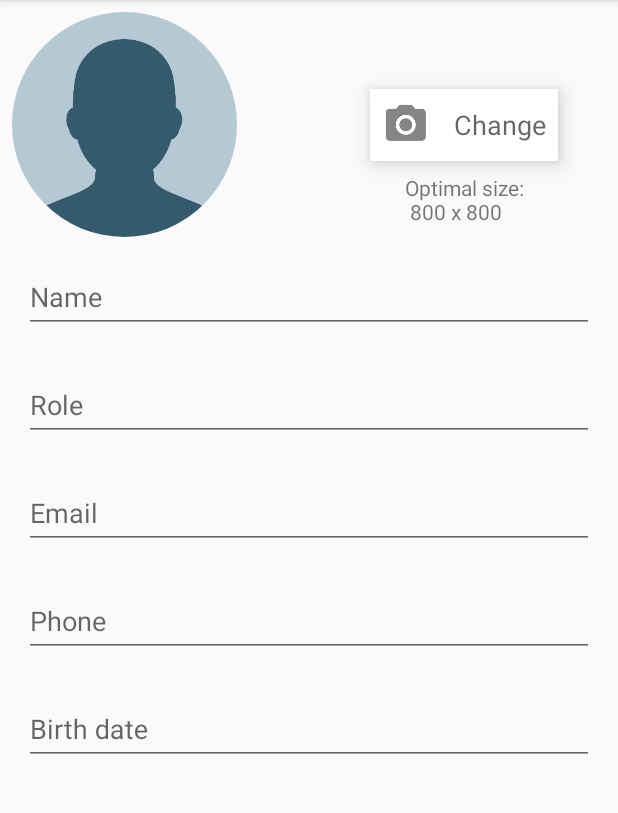
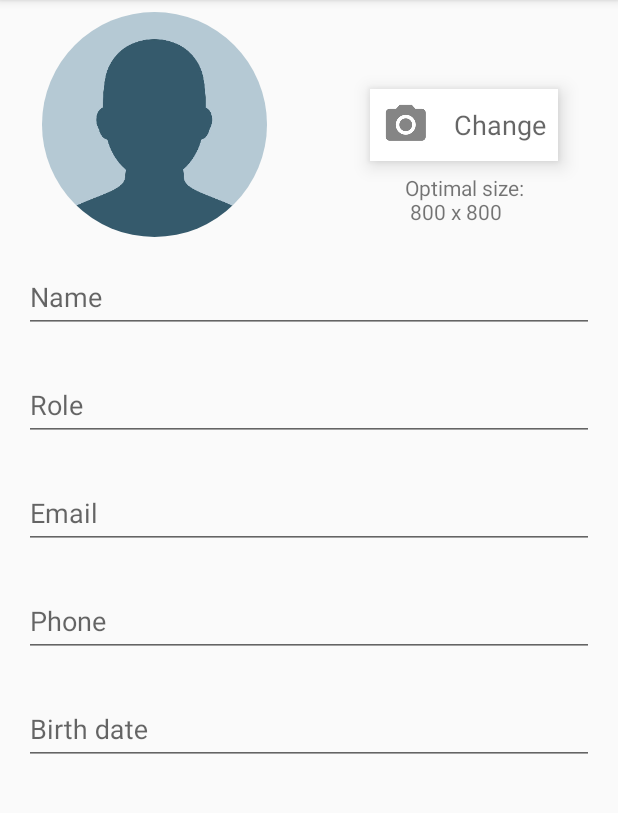
Before and after one commit to pedrofelipemm/Android-Developer-Nanodegree-Capstone-Project-Skill-Manager, an Android app: the EditCollaboratorActivity screen opened directly, with no data from a screen before it, on a phone screen of 412 x 824 dp, the part 84-897 px from its top. Run offline under Robolectric (Android 15) with nearby library versions, the phone set to English and light mode, and no system bars; our stand-ins replace ButterKnife, Firebase (no records; nobody signed in at launch, a user with empty details on screens opened directly); libraries missing offline, so code that uses them is left out: com.codetroopers.betterpickers.

```diff
--- a/app/src/main/java/study/pmoreira/skillmanager/model/Collaborator.java
+++ b/app/src/main/java/study/pmoreira/skillmanager/model/Collaborator.java
@@ -30,9 +30,7 @@ public class Collaborator extends Model implements Parcelable {
 
     private List<Skill> skills = new ArrayList<>();
 
-    @SuppressWarnings("unused")
-    public Collaborator() {
-    }
+    public Collaborator() {}
 
     public Collaborator(String name, long birthDate, String role, String email, String phone, String pictureUrl) {
         this.name = name;
--- a/app/src/main/java/study/pmoreira/skillmanager/model/Skill.java
+++ b/app/src/main/java/study/pmoreira/skillmanager/model/Skill.java
@@ -15,9 +15,7 @@ public class Skill extends Model implements Parcelable {
     private String learnMoreUrl;
     private String pictureUrl;
 
-    @SuppressWarnings("unused")
-    public Skill() {
-    }
+    public Skill() {}
 
     public Skill(String name, String description, String learnMoreUrl, String pictureUrl) {
         this.name = name;
--- a/app/src/main/java/study/pmoreira/skillmanager/utils/DateUtils.java
+++ b/app/src/main/java/study/pmoreira/skillmanager/utils/DateUtils.java
@@ -15,6 +15,10 @@ public class DateUtils {
     public static String format(int dayOfMonth, int monthOfYear, int year) {
         return new SimpleDateFormat(DEFAULT_DATE_PATTERN, Locale.US)
                 .format(newCalendar(dayOfMonth, monthOfYear, year).getTime());
+    }
+
+    public static String format(Date date) {
+        return new SimpleDateFormat(DEFAULT_DATE_PATTERN, Locale.US).format(date);
     }
 
     /**
--- a/app/src/main/res/layout-land/activity_collaborator.xml
+++ b/app/src/main/res/layout-land/activity_collaborator.xml
@@ -14,7 +14,7 @@
         android:orientation="vertical"
         app:layout_constraintGuide_percent="0.4"/>
 
-    <study.pmoreira.skillmanager.ui.customview.RoundedImageView
+    <ImageView
         android:id="@+id/collab_pic_imageview"
         android:layout_width="0dp"
         android:layout_height="0dp"
--- a/app/src/main/res/layout/activity_collaborator.xml
+++ b/app/src/main/res/layout/activity_collaborator.xml
@@ -27,7 +27,6 @@
                     android:id="@+id/collab_pic_imageview"
                     android:layout_width="@dimen/collaborator_pic_dimen"
                     android:layout_height="@dimen/collaborator_pic_dimen"
-                    android:scaleType="centerCrop"
                     app:layout_constraintBottom_toBottomOf="parent"
                     app:layout_constraintLeft_toLeftOf="parent"
                     app:layout_constraintRight_toRightOf="parent"
@@ -62,7 +61,7 @@
                 app:cardPreventCornerOverlap="false"
                 app:layout_constraintLeft_toLeftOf="parent"
                 app:layout_constraintRight_toRightOf="parent"
-                app:layout_constraintTop_toBottomOf="@+id/pic_container_imageview">
+                app:layout_constraintTop_toBottomOf="@id/pic_container_imageview">
 
                 <android.support.constraint.ConstraintLayout
                     android:layout_width="wrap_content"
--- a/app/src/main/res/layout/activity_edit_collaborator.xml
+++ b/app/src/main/res/layout/activity_edit_collaborator.xml
@@ -23,15 +23,16 @@
 
         <study.pmoreira.skillmanager.ui.customview.RoundedImageView
             android:id="@+id/collab_imageview"
-            android:layout_width="0dp"
-            android:layout_height="@dimen/collaborator_pic_dimen"
+            android:layout_width="@dimen/edit_collaborator_pic_dimen"
+            android:layout_height="@dimen/edit_collaborator_pic_dimen"
             android:layout_margin="@dimen/default_margin"
+            android:layout_marginTop="8dp"
             android:contentDescription="@string/collab_image_content_description"
             android:onClick="onClickChangeView"
-            android:src="@drawable/skill_placeholder"
             app:layout_constraintLeft_toLeftOf="parent"
             app:layout_constraintRight_toRightOf="@id/guideline"
-            app:layout_constraintTop_toTopOf="parent"/>
+            app:layout_constraintTop_toTopOf="parent"
+            tools:src="@drawable/skill_placeholder"/>
 
         <ProgressBar
             android:id="@+id/progressbar"
--- a/app/src/main/res/values/dimens.xml
+++ b/app/src/main/res/values/dimens.xml
@@ -25,7 +25,8 @@
 
     <dimen name="default_fab_dimen">56dp</dimen>
 
-    <dimen name="collaborator_pic_dimen">150dp</dimen>
+    <dimen name="collaborator_pic_dimen">200dp</dimen>
+    <dimen name="edit_collaborator_pic_dimen">150dp</dimen>
 
     <dimen name="widget_default_height">180dp</dimen>
     <dimen name="widget_min_resize_height">60dp</dimen>
--- a/app/src/main/res/values/strings.xml
+++ b/app/src/main/res/values/strings.xml
@@ -63,5 +63,6 @@
     <string name="collaborator_successfully_saved">Collaborator successfully saved!</string>
     <string name="ask_permision_read_contacts_title">Permission to read contacts</string>
     <string name="ask_permision_read_contacts_message">Your contacts names we\'ll be used to provide you a btter experience with the app.</string>
+    <string name="confirm_birthdate">Confirm your birthdate, please</string>
 
 </resources>
```
Also changed, not shown: app/src/main/java/study/pmoreira/skillmanager/ui/collaborator/CollaboratorActivity.java (+9 -1 lines), app/src/main/java/study/pmoreira/skillmanager/ui/collaborator/EditCollaboratorActivity.java (+50 -8 lines), app/src/main/java/study/pmoreira/skillmanager/ui/skill/EditSkillActivity.java (+4 -4 lines).
